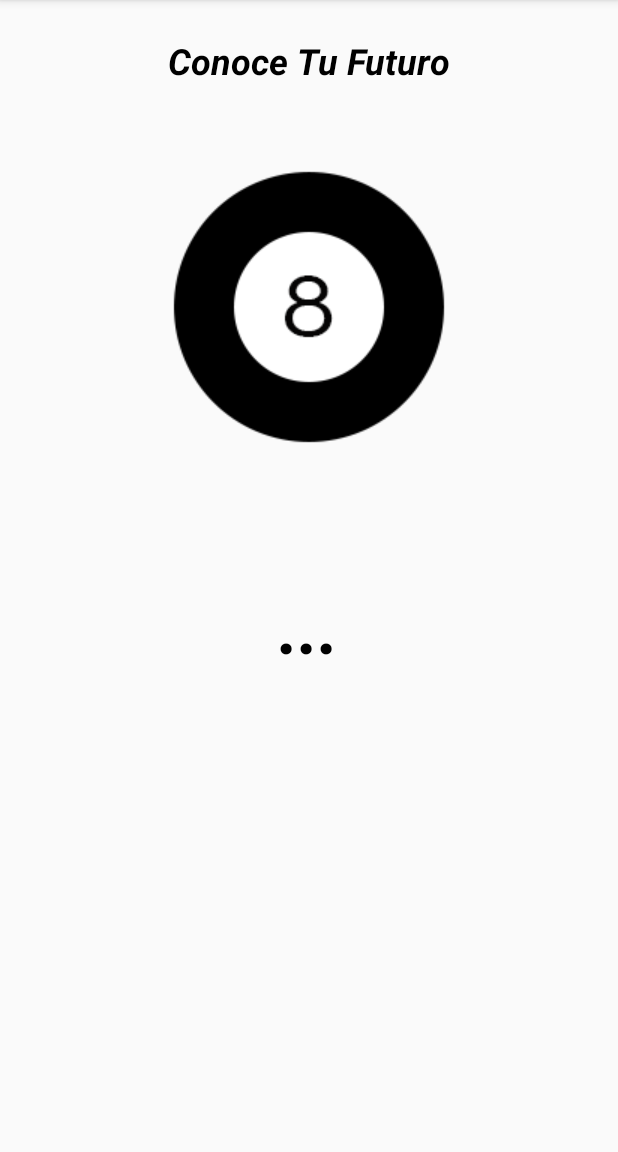
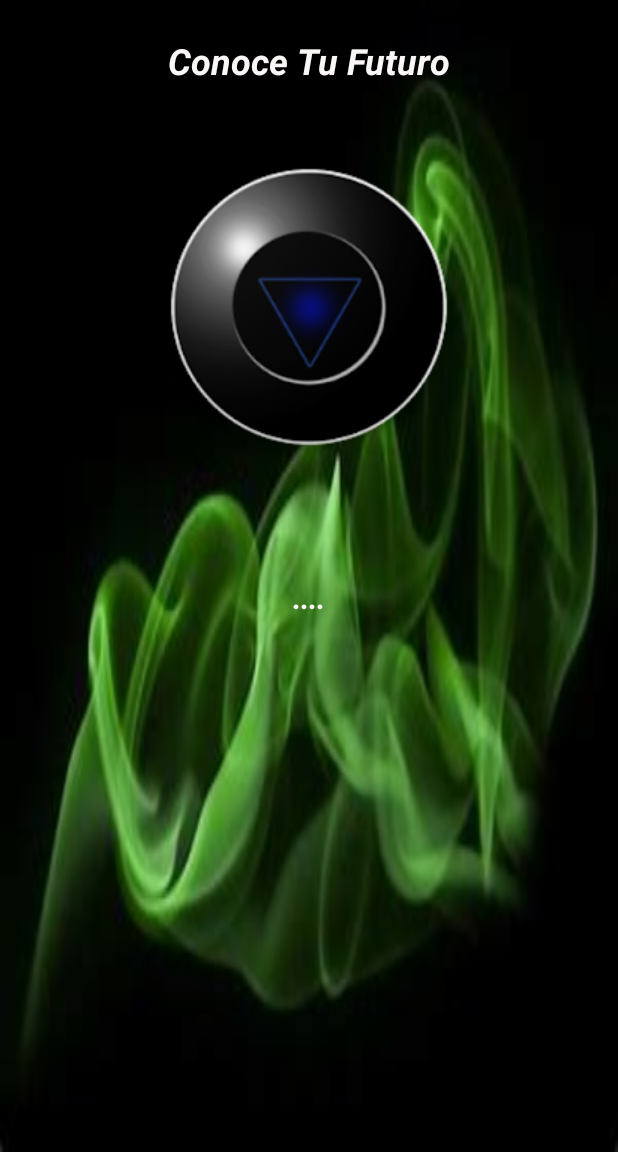
Before and after one commit to RodrigodenBraber/MyFirstAppMagicBall, an Android app: the screen it shows after launch (MainActivity), on a phone screen of 412 x 824 dp, the part 84-1236 px from its top. Run offline under Robolectric (Android 15) with nearby library versions, the phone set to English and light mode, and no system bars.

Commit message:
actulizacion app

```diff
--- a/app/src/main/java/com/example/myfirstappmagicball/MainActivity.java
+++ b/app/src/main/java/com/example/myfirstappmagicball/MainActivity.java
@@ -3,26 +3,46 @@ package com.example.myfirstappmagicball;
 import androidx.appcompat.app.AppCompatActivity;
 
 import android.os.Bundle;
+import android.view.View;
 import android.widget.ImageView;
 import android.widget.TextView;
+import android.widget.Toast;
 
-public class MainActivity extends AppCompatActivity {
+import java.util.Random;
+
+public class MainActivity extends AppCompatActivity implements View.OnClickListener {
     private ImageView ballI;
     private TextView respuesta;
 
     private String[] respuestaArray ={"Es cierto", "Definitivamente es así", "Sin duda", "Sí definitivamente", "Puede confiar en él", "Como yo lo veo, sí",
-            "Lo más probable", "Perspectiva buena", "Sí", "Las señales apuntan a sí", "Respuesta confusa intente de nuevo", "Pregunte de nuevo más tarde",
-            "Mejor no decirte ahora", "No puedo predecir ahora", "Concéntrate y pregunta de nuevo", "No cuentes con eso",
-            "Mi respuesta es no", "Mis fuentes dicen que no", "Outlook no es tan bueno", "Muy dudoso"}
+            "Lo más probable", "Ni con todo el dinero del mundo", "Perspectiva buena", "Olvidalo", "Si no fuera por tu cara", "Eeeeellaaaaa", "Sí", "Si tu lo crees, OK, despues no llores", "Las señales apuntan a sí", "Respuesta confusa intente de nuevo", "Pregunte de nuevo más tarde",
+            "Mejor no decirte ahora", "Cada dia tiene su afan", "No puedo predecir ahora", "Di la verdad Rosa", "Concéntrate y pregunta de nuevo", "No cuentes con eso",
+            "Mi respuesta es no", "Mis fuentes dicen que no", "Outlook no es tan bueno", "Muy dudoso", "No te voy a mentir"};
 
     @Override
     protected void onCreate(Bundle savedInstanceState) {
         super.onCreate(savedInstanceState);
         setContentView(R.layout.activity_main);
 
+        //referencia imagen
         ballI = findViewById(R.id.boton);
+        //referencia segundo texto
         respuesta = findViewById(R.id.respuesta);
 
         ballI.setOnClickListener(this);
+        Toast.makeText(MainActivity.this,"Buscando tu destino!!", Toast.LENGTH_SHORT).show();
+    }
+
+    @Override
+    public void onClick(View v){
+        //creacion de metodo de respuesta aleatorio
+
+        switch(v.getId()){
+            case R.id.boton:
+                int random = new Random().nextInt(respuestaArray.length);
+                respuesta.setText(respuestaArray[random]);
+
+                break;
+        }
     }
 }
--- a/app/src/main/res/layout/activity_main.xml
+++ b/app/src/main/res/layout/activity_main.xml
@@ -4,18 +4,19 @@
     xmlns:tools="http://schemas.android.com/tools"
     android:layout_width="match_parent"
     android:layout_height="match_parent"
+    android:background="@drawable/verde"
     android:orientation="vertical"
     tools:context=".MainActivity">
 
     <TextView
         android:layout_width="wrap_content"
         android:layout_height="wrap_content"
-        android:text="Conoce Tu Futuro"
         android:layout_gravity="center"
         android:layout_marginTop="24dp"
+        android:text="Conoce Tu Futuro"
+        android:textColor="#FBF7F7"
         android:textSize="24sp"
-        android:textColor="#000000"
-        android:textStyle="italic|bold"/>
+        android:textStyle="italic|bold" />
 
     <ImageView
         android:id="@+id/boton"
@@ -23,17 +24,18 @@
         android:layout_height="wrap_content"
         android:layout_gravity="center"
         android:layout_margin="48dp"
-        app:srcCompat="@drawable/ball"/>
+        app:srcCompat="@drawable/ballmagic" />
+
     <TextView
         android:id="@+id/respuesta"
         android:layout_width="wrap_content"
         android:layout_height="wrap_content"
         android:layout_gravity="center"
         android:layout_marginTop="32dp"
-        android:textSize="48sp"
-        android:textColor="#000000"
-        android:textStyle="italic|bold"
-        android:text="..."/>
+        android:text="...."
+        android:textColor="#FBF7F7"
+        android:textSize="20sp"
+        android:textStyle="italic|bold" />
 
 
 </LinearLayout>
```
Also changed, not shown: app/src/main/res/drawable-v24/ball.png (deleted), app/src/main/res/drawable-v24/ballmagic.png (added), app/src/main/res/drawable/verde.png (added).
